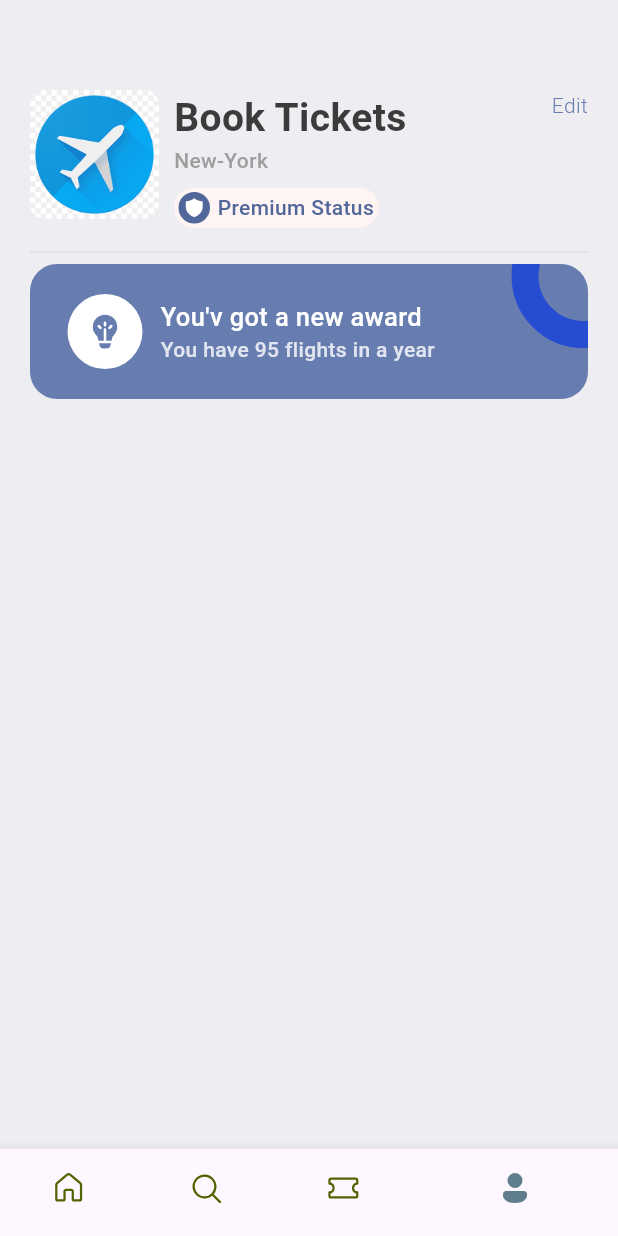
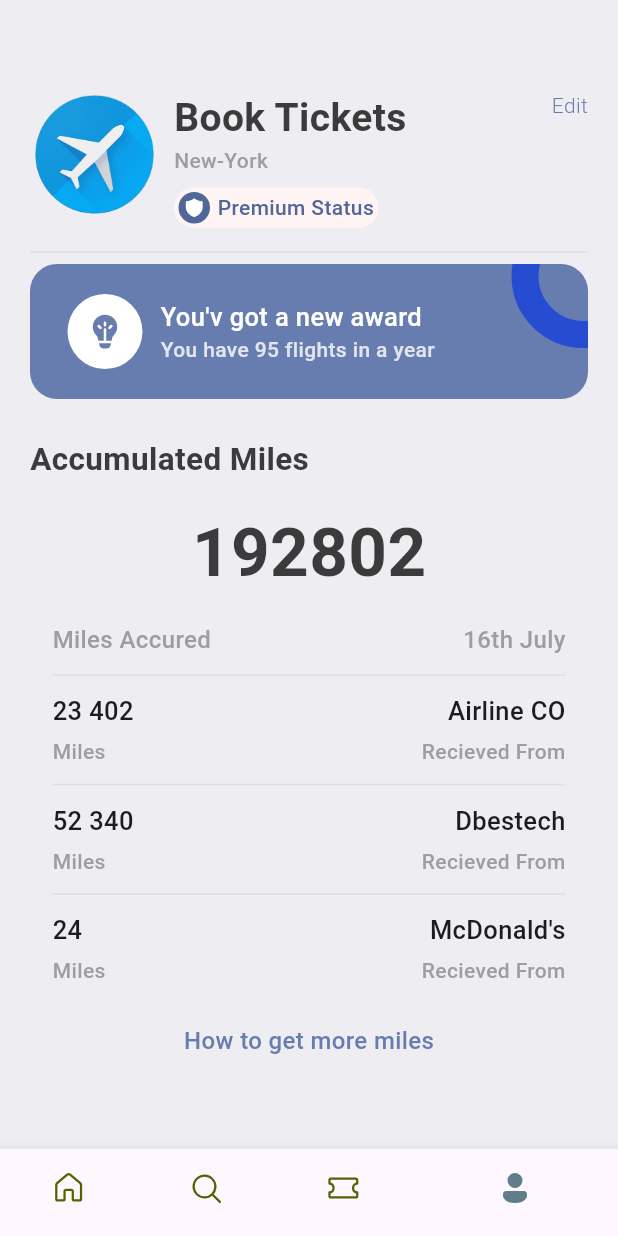
Before and after one commit to AK1239/Ticket-App, a Flutter app: the screen it shows after launch, item 4 of the bottom bar chosen, on a phone screen of 412 x 824 dp. Run offline on Flutter 3.47's test engine with Material 3 defaults, Android fonts, the phone set to English and light mode, and no system bars; our stand-ins replace barcode_widget, fluentui_icons.

Commit message:
finished profile screen

```diff
--- a/lib/screens/profile/profile.dart
+++ b/lib/screens/profile/profile.dart
@@ -2,6 +2,7 @@ import 'package:fluentui_icons/fluentui_icons.dart';
 import 'package:flutter/material.dart';
 import 'package:ticket_app/base/res/media.dart';
 import 'package:ticket_app/base/res/styles/app_styles.dart';
+import 'package:ticket_app/base/widgets/app_column_text_layout.dart';
 import 'package:ticket_app/base/widgets/heading_text.dart';
 import 'package:ticket_app/base/widgets/text_style_third.dart';
 
@@ -144,14 +145,149 @@ class ProfileScreen extends StatelessWidget {
                   top: -40,
                   right: -45,
                   child: Container(
-                    padding: EdgeInsets.all(30),
+                    padding: const EdgeInsets.all(30),
                     decoration: BoxDecoration(
                         shape: BoxShape.circle,
-                        border:
-                            Border.all(width: 18, color: Color(0xFF264CD2))),
+                        border: Border.all(
+                            width: 18, color: const Color(0xFF264CD2))),
                   ))
             ],
-          )
+          ),
+          const SizedBox(
+            height: 25,
+          ),
+          Text(
+            "Accumulated Miles",
+            style: AppStyles.headLineStyle2,
+          ),
+          Container(
+            padding: const EdgeInsets.symmetric(horizontal: 15),
+            decoration: BoxDecoration(
+                borderRadius: BorderRadius.circular(18),
+                color: AppStyles.bgColor),
+            child: Column(
+              children: [
+                const SizedBox(
+                  height: 15,
+                ),
+                Text(
+                  "192802",
+                  style: TextStyle(
+                      fontSize: 45,
+                      color: AppStyles.textColor,
+                      fontWeight: FontWeight.w600),
+                ),
+                const SizedBox(
+                  height: 15,
+                ),
+                Row(
+                  mainAxisAlignment: MainAxisAlignment.spaceBetween,
+                  children: [
+                    Text(
+                      "Miles Accured",
+                      style: AppStyles.headLineStyle4.copyWith(fontSize: 16),
+                    ),
+                    Text(
+                      "16th July",
+                      style: AppStyles.headLineStyle4.copyWith(fontSize: 16),
+                    )
+                  ],
+                ),
+                const SizedBox(
+                  height: 4,
+                ),
+                Divider(
+                  color: Colors.grey.shade300,
+                ),
+                const SizedBox(
+                  height: 4,
+                ),
+                const Row(
+                  mainAxisAlignment: MainAxisAlignment.spaceBetween,
+                  children: [
+                    AppColumnTextLayout(
+                      topText: "23 402",
+                      bottomText: "Miles",
+                      align: CrossAxisAlignment.start,
+                      isColor: false,
+                    ),
+                    AppColumnTextLayout(
+                      topText: "Airline CO",
+                      bottomText: "Recieved From",
+                      align: CrossAxisAlignment.end,
+                      isColor: false,
+                    )
+                  ],
+                ),
+                const SizedBox(
+                  height: 4,
+                ),
+                Divider(
+                  color: Colors.grey.shade300,
+                ),
+                const SizedBox(
+                  height: 4,
+                ),
+                const Row(
+                  mainAxisAlignment: MainAxisAlignment.spaceBetween,
+                  children: [
+                    AppColumnTextLayout(
+                      topText: "52 340",
+                      bottomText: "Miles",
+                      align: CrossAxisAlignment.start,
+                      isColor: false,
+                    ),
+                    AppColumnTextLayout(
+                      topText: "Dbestech",
+                      bottomText: "Recieved From",
+                      align: CrossAxisAlignment.end,
+                      isColor: false,
+                    )
+                  ],
+                ),
+                const SizedBox(
+                  height: 4,
+                ),
+                Divider(
+                  color: Colors.grey.shade300,
+                ),
+                const SizedBox(
+                  height: 4,
+                ),
+                const Row(
+                  mainAxisAlignment: MainAxisAlignment.spaceBetween,
+                  children: [
+                    AppColumnTextLayout(
+                      topText: "24",
+                      bottomText: "Miles",
+                      align: CrossAxisAlignment.start,
+                      isColor: false,
+                    ),
+                    AppColumnTextLayout(
+                      topText: "McDonald's",
+                      bottomText: "Recieved From",
+                      align: CrossAxisAlignment.end,
+                      isColor: false,
+                    )
+                  ],
+                ),
+                const SizedBox(
+                  height: 25,
+                ),
+                InkWell(
+                  onTap: () {
+                    print("tapped");
+                  },
+                  child: Text(
+                    "How to get more miles",
+                    style: AppStyles.textStyle.copyWith(
+                        color: AppStyles.primaryColor,
+                        fontWeight: FontWeight.w500),
+                  ),
+                )
+              ],
+            ),
+          ),
         ],
       ),
     );
```
Also changed, not shown: assets/images/logo.png.
